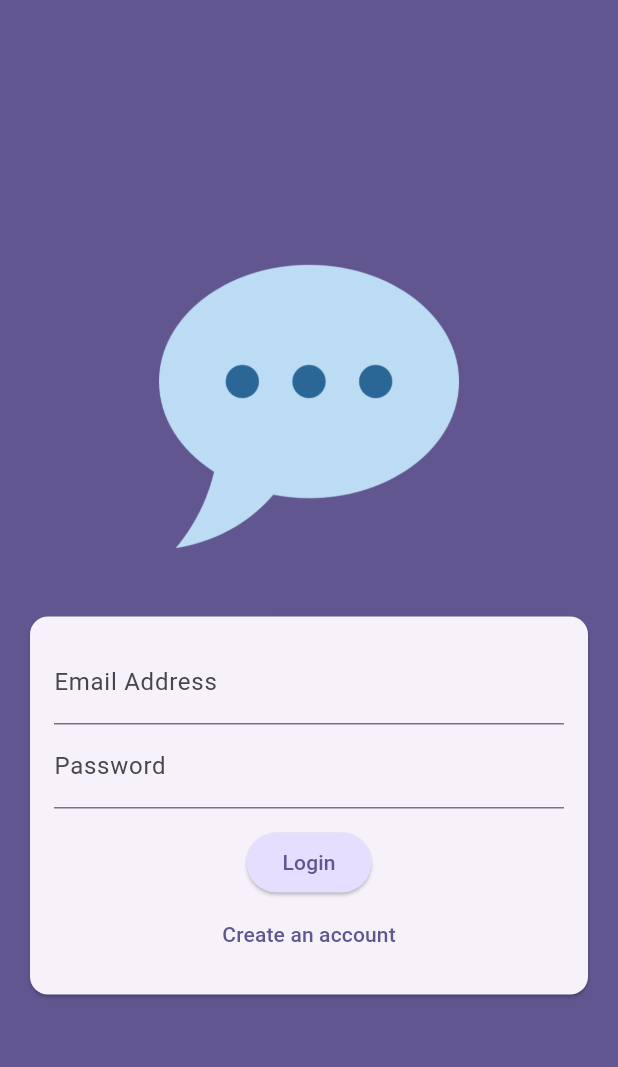
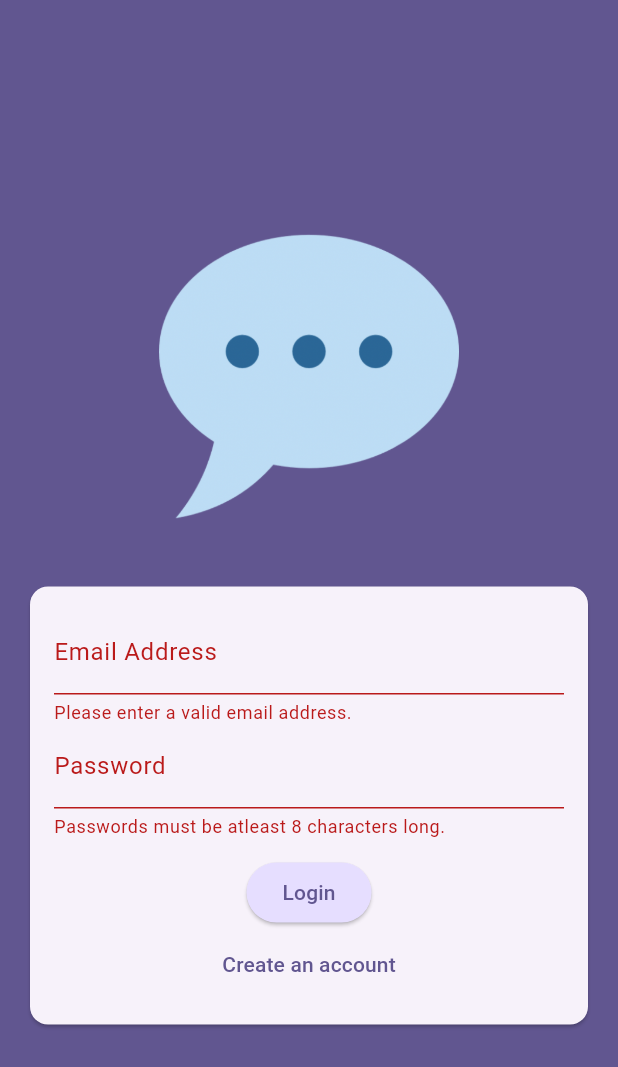
Before and after one commit to HarshadVare/chat_app, a Flutter app: the AuthScreen screen opened directly, after a tap on "Login", on a phone screen of 412 x 824 dp. Shown: the top 1067 px of the screen. Run offline on Flutter 3.47's test engine with Material 3 defaults, Android fonts, the phone set to English and light mode, and no system bars; our stand-ins replace cloud_firestore, firebase_auth, firebase_core, firebase_messaging, firebase_storage, image_picker; accounts and stored records are empty; statements that could not run were skipped.

Commit message:
minor code changes

```diff
--- a/lib/screens/auth.dart
+++ b/lib/screens/auth.dart
@@ -27,80 +27,80 @@ class _AuthScreenState extends State<AuthScreen> {
   var _isAuthenticating = false;
 
   void _submit() async {
-    DateTime dateTime = DateTime.now();
-    String formattedDate = "${dateTime.year}-${dateTime.month}-${dateTime.day}";
-    String formattedTime =
-        "${dateTime.hour}:${dateTime.minute}:${dateTime.second}";
-    FirebaseFirestore.instance
-        .collection("Insurance_test")
-        .doc(dateTime.year.toString())
-        .collection(dateTime.month.toString())
-        .doc(formattedDate)
-        .collection("151542")
-        .doc("health")
-        .set({
-      'plans': {
-        'counts': FieldValue.arrayUnion([formattedTime]),
-        'id': 'hdfc_3465',
-        'name': 'Bajaj'
-      },
-      'user_details': {'id': '123524126', 'name': 'Kunal'}
-    }, SetOptions(merge: true));
+    // DateTime dateTime = DateTime.now();
+    // String formattedDate = "${dateTime.year}-${dateTime.month}-${dateTime.day}";
+    // String formattedTime =
+    //     "${dateTime.hour}:${dateTime.minute}:${dateTime.second}";
+    // FirebaseFirestore.instance
+    //     .collection("Insurance_test")
+    //     .doc(dateTime.year.toString())
+    //     .collection(dateTime.month.toString())
+    //     .doc(formattedDate)
+    //     .collection("151542")
+    //     .doc("health")
+    //     .set({
+    //   'plans': {
+    //     'counts': FieldValue.arrayUnion([formattedTime]),
+    //     'id': 'hdfc_3465',
+    //     'name': 'Bajaj'
+    //   },
+    //   'user_details': {'id': '123524126', 'name': 'Kunal'}
+    // }, SetOptions(merge: true));
 
     // await FirebaseFirestore.instance
     //     .collection('Insurance')
     //     .doc(currentDate.year.toString()).collection(collectionPath)
 
-    // final isValid = _form.currentState!.validate();
+    final isValid = _form.currentState!.validate();
 
-    // if (!isValid || !_isLogin && _selecteImage == null) {
-    //   //show error message
-    //   print('invalid Data');
-    //   return;
-    // }
-    // _form.currentState!.save();
-    // try {
-    //   setState(() {
-    //     _isAuthenticating = true;
-    //   });
-    //   if (_isLogin) {
-    //     //for login user
-    //     final userCredential = await _firebase.signInWithEmailAndPassword(
-    //         email: _enteredEmail, password: _enteredPassword);
-    //   } else {
-    //     //for sign up user
-    //     final userCredential = await _firebase.createUserWithEmailAndPassword(
-    //         email: _enteredEmail, password: _enteredPassword);
+    if (!isValid || !_isLogin && _selecteImage == null) {
+      //show error message
+      print('invalid Data');
+      return;
+    }
+    _form.currentState!.save();
+    try {
+      setState(() {
+        _isAuthenticating = true;
+      });
+      if (_isLogin) {
+        //for login user
+        final userCredential = await _firebase.signInWithEmailAndPassword(
+            email: _enteredEmail, password: _enteredPassword);
+      } else {
+        //for sign up user
+        final userCredential = await _firebase.createUserWithEmailAndPassword(
+            email: _enteredEmail, password: _enteredPassword);
 
-    //     //for storage images
-    //     final storageRef = FirebaseStorage.instance
-    //         .ref()
-    //         .child('user_images')
-    //         .child('${userCredential.user!.uid}.jpg');
-    //     await storageRef.putFile(_selecteImage!);
-    //     final imageUrl = await storageRef.getDownloadURL();
+        //for storage images
+        final storageRef = FirebaseStorage.instance
+            .ref()
+            .child('user_images')
+            .child('${userCredential.user!.uid}.jpg');
+        await storageRef.putFile(_selecteImage!);
+        final imageUrl = await storageRef.getDownloadURL();
 
-    //     //for store user data on firestore collections
-    //     await FirebaseFirestore.instance
-    //         .collection('users')
-    //         .doc(userCredential.user!.uid)
-    //         .set({
-    //       'username': _enteredUsername,
-    //       'email': _enteredEmail,
-    //       'image_url': imageUrl
-    //     });
-    //   }
-    // } on FirebaseAuthException catch (error) {
-    //   if (error.code == 'email-already-in-use') {
-    //     // ...
-    //   }
-    //   ScaffoldMessenger.of(context).clearSnackBars();
-    //   ScaffoldMessenger.of(context).showSnackBar(
-    //       SnackBar(content: Text(error.message ?? 'Authentication Failed')));
-    //   setState(() {
-    //     _isAuthenticating = false;
-    //   });
-    // }
+        //for store user data on firestore collections
+        await FirebaseFirestore.instance
+            .collection('users')
+            .doc(userCredential.user!.uid)
+            .set({
+          'username': _enteredUsername,
+          'email': _enteredEmail,
+          'image_url': imageUrl
+        });
+      }
+    } on FirebaseAuthException catch (error) {
+      if (error.code == 'email-already-in-use') {
+        // ...
+      }
+      ScaffoldMessenger.of(context).clearSnackBars();
+      ScaffoldMessenger.of(context).showSnackBar(
+          SnackBar(content: Text(error.message ?? 'Authentication Failed')));
+      setState(() {
+        _isAuthenticating = false;
+      });
+    }
   }
 
   @override
```
